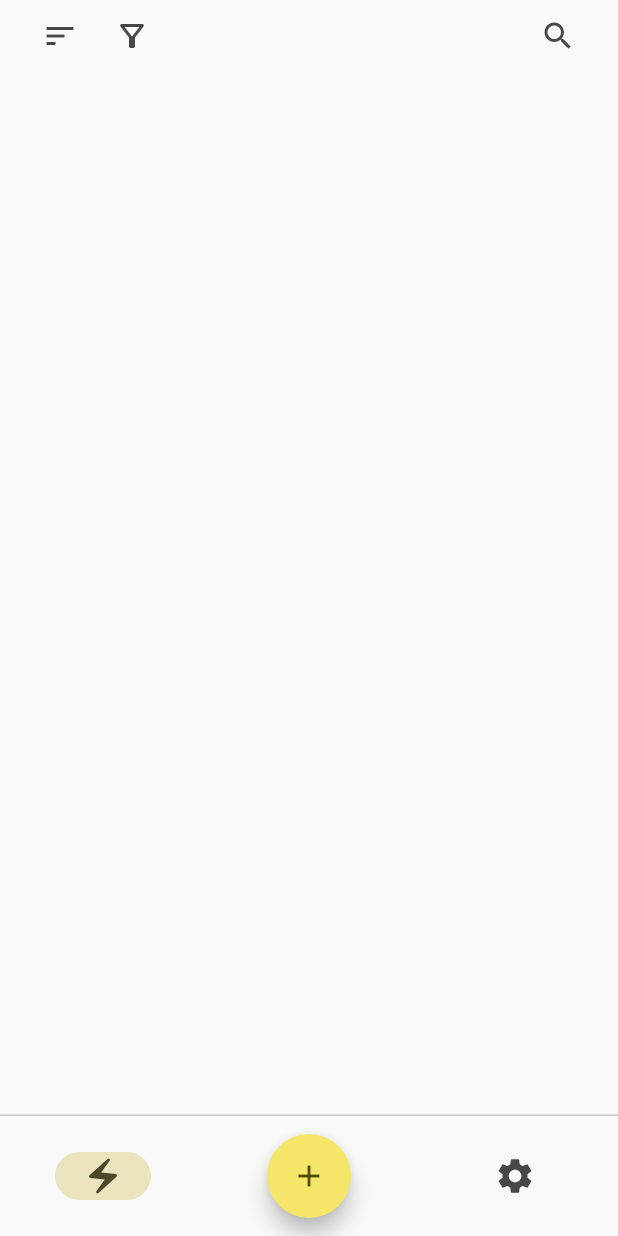
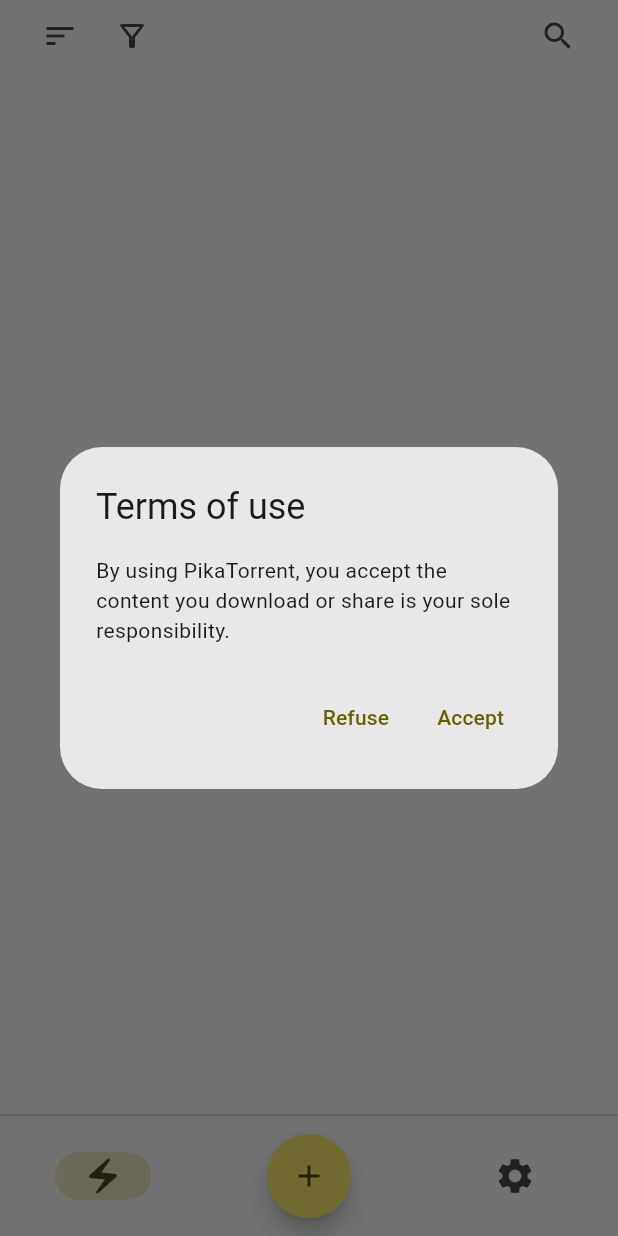
Before and after one commit to G-Ray/pikatorrent, a Flutter app: the screen it shows after launch, on a phone screen of 412 x 824 dp. Run offline on Flutter 3.47's test engine with Material 3 defaults, Android fonts, the phone set to English and light mode, and no system bars; our stand-ins replace app_links, file_picker, flutter_local_notifications, flutter_slidable, flutter_svg, go_router and 2 more; missing offline and left inert: content_resolver, duration, flutter_libtransmission, fuzzywuzzy, pretty_bytes, yaru; statements that could not run were skipped.

Commit message:
Add terms of use dialog

```diff
--- /dev/null
+++ b/lib/dialogs/terms_of_use.dart
@@ -0,0 +1,40 @@
+import 'package:flutter/material.dart';
+import 'package:flutter/services.dart';
+import 'package:pikatorrent/engine/engine.dart';
+import 'package:pikatorrent/engine/torrent.dart';
+import 'package:pikatorrent/main.dart';
+import 'package:pikatorrent/models/app.dart';
+import 'package:pikatorrent/utils/device.dart';
+import 'package:provider/provider.dart';
+
+class TermsOfUseDialog extends StatelessWidget {
+  const TermsOfUseDialog({super.key});
+
+  _handleRefuseClick() {
+    SystemNavigator.pop();
+  }
+
+  _handleAcceptClick(context) {
+    Provider.of<AppModel>(context, listen: false).setTermsOfUseAccepted(true);
+    Navigator.of(context).pop();
+  }
+
+  @override
+  Widget build(BuildContext context) {
+    return AlertDialog(
+      title: const Text('Terms of use'),
+      content: const Text(
+          'By using PikaTorrent, you accept the content you download or share is your sole responsibility.'),
+      actions: [
+        TextButton(
+          onPressed: _handleRefuseClick,
+          child: const Text('Refuse'),
+        ),
+        TextButton(
+          onPressed: () => _handleAcceptClick(context),
+          child: const Text('Accept'),
+        ),
+      ],
+    );
+  }
+}
--- a/lib/main.dart
+++ b/lib/main.dart
@@ -1,16 +1,13 @@
 import 'dart:io';
 
 import 'package:flutter/material.dart';
-import 'package:go_router/go_router.dart';
 import 'package:pikatorrent/engine/engine.dart';
 import 'package:pikatorrent/engine/transmission/transmission.dart';
 import 'package:pikatorrent/models/app.dart';
 import 'package:pikatorrent/models/session.dart';
 import 'package:pikatorrent/models/torrents.dart';
-import 'package:pikatorrent/navigation/navigation.dart';
+import 'package:pikatorrent/navigation/router.dart';
 import 'package:pikatorrent/platforms/android/foreground_service.dart';
-import 'package:pikatorrent/screens/settings/settings.dart';
-import 'package:pikatorrent/screens/torrents/torrents.dart';
 import 'package:pikatorrent/utils/device.dart';
 import 'package:provider/provider.dart';
 import 'package:yaru/yaru.dart';
@@ -49,39 +46,6 @@
       borderRadius: BorderRadius.circular(32.0), // Adjust the radius as needed
     )));
 
-final GlobalKey<NavigatorState> _rootNavigatorKey = GlobalKey<NavigatorState>();
-
-final GlobalKey<NavigatorState> _shellNavigatorKey =
-    GlobalKey<NavigatorState>();
-
-// GoRouter configuration
-final _router = GoRouter(
-  navigatorKey: _rootNavigatorKey,
-  initialLocation: '/torrents',
-  routes: [
-    ShellRoute(
-        navigatorKey: _shellNavigatorKey,
-        builder: (context, state, child) => Navigation(child: child),
-        routes: [
-          GoRoute(
-            path: '/torrents',
-            pageBuilder: (context, state) {
-              return NoTransitionPage(
-                  key: state.pageKey, child: const TorrentsScreen());
-            },
-          ),
-          GoRoute(
-            path: '/settings',
-            pageBuilder: (context, state) {
-              return NoTransitionPage(
-                  key: state.pageKey,
-                  child: const Center(child: SettingsScreen()));
-            },
-          ),
-        ])
-  ],
-);
-
 // Initialize torrents engine, we use transmission
 Engine engine = TransmissionEngine();
 
@@ -118,7 +82,7 @@
                 theme: _lightTheme,
                 darkTheme: _darkTheme,
                 themeMode: app.theme,
-                routerConfig: _router,
+                routerConfig: router,
               )),
     );
   }
--- a/lib/models/app.dart
+++ b/lib/models/app.dart
@@ -3,6 +3,8 @@
 
 class AppModel extends ChangeNotifier {
   ThemeMode theme = ThemeMode.system;
+  bool termsOfUseAccepted = false;
+  bool loaded = false;
 
   AppModel() {
     _loadSettings();
@@ -10,9 +12,14 @@
 
   _loadSettings() async {
     // Load theme
-    var themeName =
+    final themeName =
         await SharedPrefsStorage.getString('theme') ?? ThemeMode.system.name;
     theme = ThemeMode.values.firstWhere((e) => e.name == themeName);
+    // Load terms of use status
+    termsOfUseAccepted =
+        await SharedPrefsStorage.getBool('termsOfUseAccepted') ??
+            termsOfUseAccepted;
+    loaded = true;
 
     notifyListeners();
   }
@@ -22,4 +29,10 @@
     theme = value;
     notifyListeners();
   }
+
+  void setTermsOfUseAccepted(bool value) async {
+    SharedPrefsStorage.setBool('termsOfUseAccepted', value);
+    termsOfUseAccepted = value;
+    notifyListeners();
+  }
 }
--- /dev/null
+++ b/lib/navigation/app_shell_route.dart
@@ -0,0 +1,77 @@
+import 'package:app_links/app_links.dart';
+import 'package:flutter/material.dart';
+import 'package:pikatorrent/dialogs/add_torrent.dart';
+import 'package:pikatorrent/dialogs/terms_of_use.dart';
+import 'package:pikatorrent/models/app.dart';
+import 'package:pikatorrent/navigation/navigation.dart';
+import 'package:provider/provider.dart';
+
+class AppShellRoute extends StatefulWidget {
+  final Widget child;
+
+  const AppShellRoute({super.key, required this.child});
+
+  @override
+  State<AppShellRoute> createState() => _AppShellRouteState();
+}
+
+class _AppShellRouteState extends State<AppShellRoute> {
+  late AppLinks _appLinks;
+  bool triggeredTermsOfUseDialog = false;
+
+  @override
+  void initState() {
+    // TODO: implement initState
+    super.initState();
+    _initAppLinks();
+  }
+
+  _initAppLinks() {
+    _appLinks = AppLinks();
+    _appLinks.uriLinkStream.listen((uri) async {
+      var uriString = uri.toString();
+
+      if (uriString.startsWith('magnet:')) {
+        _openAddTorrentDialog(uriString, null);
+      } else if (uriString.startsWith('content://') ||
+          uriString.startsWith('file://')) {
+        _openAddTorrentDialog(null, uriString);
+      }
+    });
+  }
+
+  _openAddTorrentDialog(String? initialMagnetLink, String? initialContentPath) {
+    WidgetsBinding.instance.addPostFrameCallback((_) {
+      showDialog(
+          context: context,
+          builder: (BuildContext context) {
+            return AddTorrentDialog(
+              initialMagnetLink: initialMagnetLink,
+              initialContentPath: initialContentPath,
+            );
+          });
+    });
+  }
+
+  @override
+  Widget build(BuildContext context) {
+    var settingsLoaded = context.select((AppModel app) => app.loaded);
+    var termsOfUseAccepted =
+        context.select((AppModel app) => app.termsOfUseAccepted);
+
+    if (settingsLoaded && !termsOfUseAccepted && !triggeredTermsOfUseDialog) {
+      // Avoid calling the dialog multiple times
+      triggeredTermsOfUseDialog = true;
+      WidgetsBinding.instance.addPostFrameCallback((_) {
+        showDialog(
+            context: context,
+            barrierDismissible: false,
+            builder: (BuildContext context) {
+              return const TermsOfUseDialog();
+            });
+      });
+    }
+
+    return Navigation(child: widget.child);
+  }
+}
--- a/lib/navigation/navigation.dart
+++ b/lib/navigation/navigation.dart
@@ -36,39 +36,10 @@
 class _Navigation extends State<Navigation> {
   int screenIndex = 0;
   late bool showNavigationRail;
-  late AppLinks _appLinks;
 
   @override
   void initState() {
     super.initState();
-    _initAppLinks();
-  }
-
-  _initAppLinks() {
-    _appLinks = AppLinks();
-    _appLinks.uriLinkStream.listen((uri) async {
-      var uriString = uri.toString();
-
-      if (uriString.startsWith('magnet:')) {
-        _openTorrentDialog(uriString, null);
-      } else if (uriString.startsWith('content://') ||
-          uriString.startsWith('file://')) {
-        _openTorrentDialog(null, uriString);
-      }
-    });
-  }
-
-  _openTorrentDialog(String? initialMagnetLink, String? initialContentPath) {
-    WidgetsBinding.instance.addPostFrameCallback((_) {
-      showDialog(
-          context: context,
-          builder: (BuildContext context) {
-            return AddTorrentDialog(
-              initialMagnetLink: initialMagnetLink,
-              initialContentPath: initialContentPath,
-            );
-          });
-    });
   }
 
   void _handleNavigationBarDestinationSelected(int selectedIndex) {
@@ -126,7 +97,11 @@
   // Mobile Navigation
   Widget buildBottomBarScaffold(BuildContext context) {
     return Scaffold(
-      appBar: isDesktop() ? buildWindowTitleBar(context) : null,
+      appBar: isDesktop()
+          ? buildWindowTitleBar(context)
+          : AppBar(
+              toolbarHeight: 0,
+            ),
       body: Column(children: [
         Expanded(child: widget.child),
         const Divider(thickness: 1, height: 1)
@@ -164,7 +139,11 @@
 
   // Desktop Navigation
   Widget buildNavigationRailScaffold(BuildContext context) {
-    return Scaffold(
+    return SafeArea(
+      child: Scaffold(
+        appBar: AppBar(
+          toolbarHeight: 0,
+        ),
         body: Row(
           children: <Widget>[
             NavigationRail(
@@ -193,6 +172,7 @@
             ]))
           ],
         ),
+      ),
     );
   }
 
--- /dev/null
+++ b/lib/navigation/router.dart
@@ -0,0 +1,37 @@
+import 'package:flutter/material.dart';
+import 'package:go_router/go_router.dart';
+import 'package:pikatorrent/navigation/app_shell_route.dart';
+import 'package:pikatorrent/screens/settings/settings.dart';
+import 'package:pikatorrent/screens/torrents/torrents.dart';
+
+final GlobalKey<NavigatorState> _rootNavigatorKey = GlobalKey<NavigatorState>();
+
+final GlobalKey<NavigatorState> _shellNavigatorKey =
+    GlobalKey<NavigatorState>();
+
+final router = GoRouter(
+  navigatorKey: _rootNavigatorKey,
+  initialLocation: '/torrents',
+  routes: [
+    ShellRoute(
+        navigatorKey: _shellNavigatorKey,
+        builder: (context, state, child) => AppShellRoute(child: child),
+        routes: [
+          GoRoute(
+            path: '/torrents',
+            pageBuilder: (context, state) {
+              return NoTransitionPage(
+                  key: state.pageKey, child: const TorrentsScreen());
+            },
+          ),
+          GoRoute(
+            path: '/settings',
+            pageBuilder: (context, state) {
+              return NoTransitionPage(
+                  key: state.pageKey,
+                  child: const Center(child: SettingsScreen()));
+            },
+          ),
+        ])
+  ],
+);
```
Lines whose indentation alone changed are shown as unchanged.
